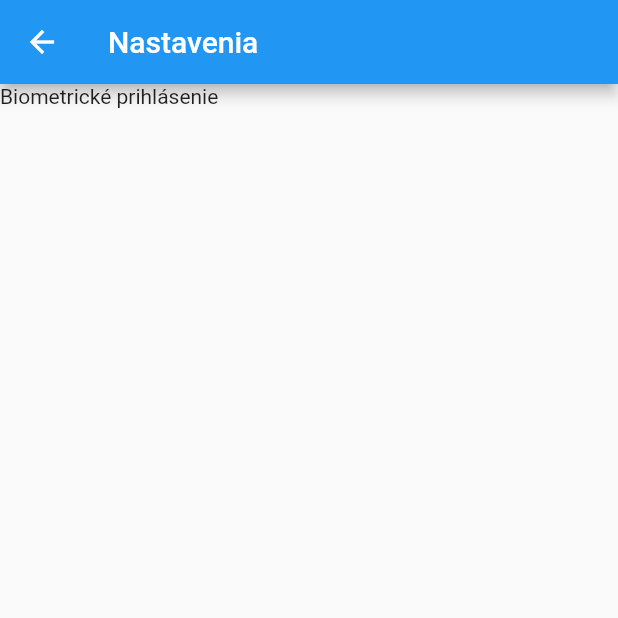
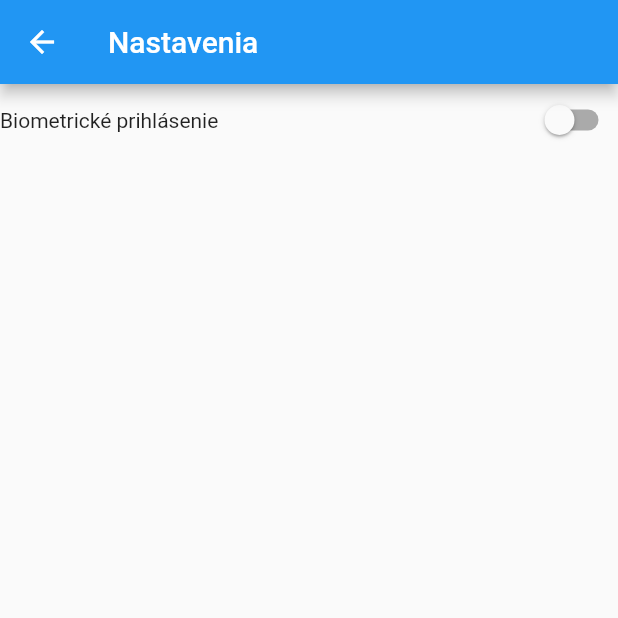
Before and after one commit to Simona735/TP-mobile-app, a Flutter app: the SettingsPage screen opened directly, on a phone screen of 412 x 824 dp, the top half of it. Run offline on Flutter 3.47's test engine with Material 2 defaults, Android fonts, the phone set to English and light mode, and no system bars; our stand-ins replace auto_route, salomon_bottom_bar.

```diff
--- a/lib/screens/mailboxscreens/settingspage.dart
+++ b/lib/screens/mailboxscreens/settingspage.dart
@@ -10,6 +10,7 @@ class SettingsPage extends StatefulWidget {
 class _SettingsPageState extends State<SettingsPage> {
   @override
   Widget build(BuildContext context) {
+    bool isSwitched = false;
     return Scaffold(
       appBar: AppBar(
         title: const Text("Nastavenia"),
@@ -18,8 +19,18 @@ class _SettingsPageState extends State<SettingsPage> {
         children: [
           Row(
             mainAxisAlignment: MainAxisAlignment.spaceBetween,
-            children: const [
-              Text("Biometrické prihlásenie"),
+            children: [
+              const Text("Biometrické prihlásenie"),
+              Switch(
+                value: isSwitched,
+                onChanged: (value) => {
+                  setState(
+                        () {
+                      isSwitched = value;
+                    },
+                  )
+                },
+              )
             ],
           ),
         ],
```
